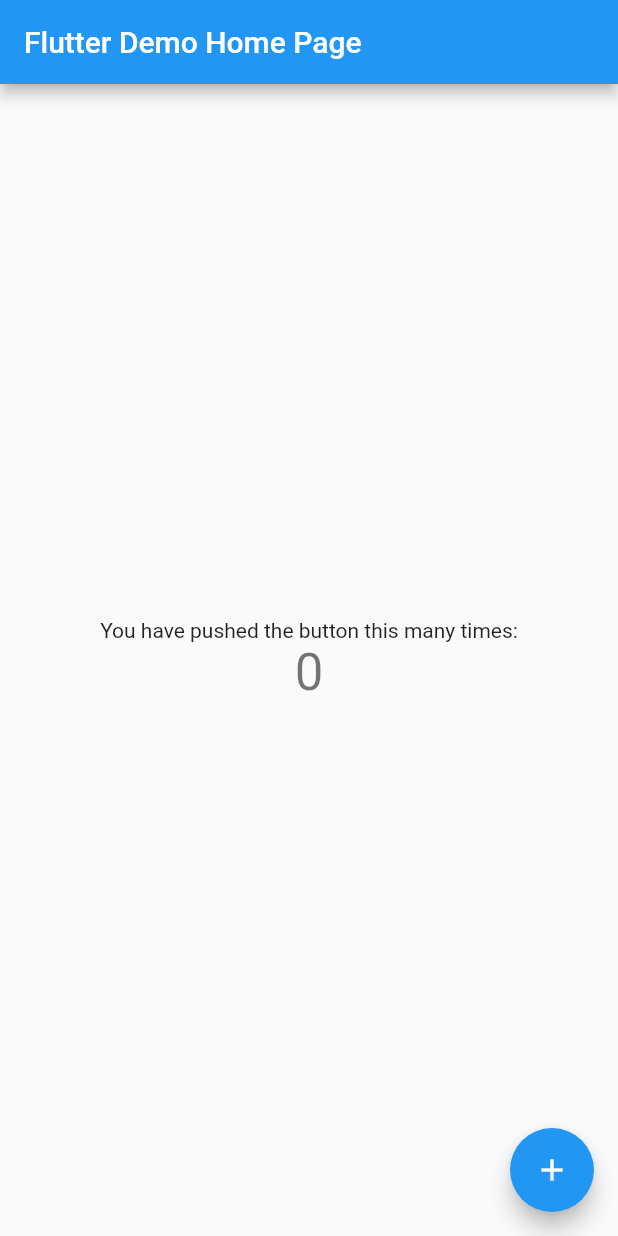
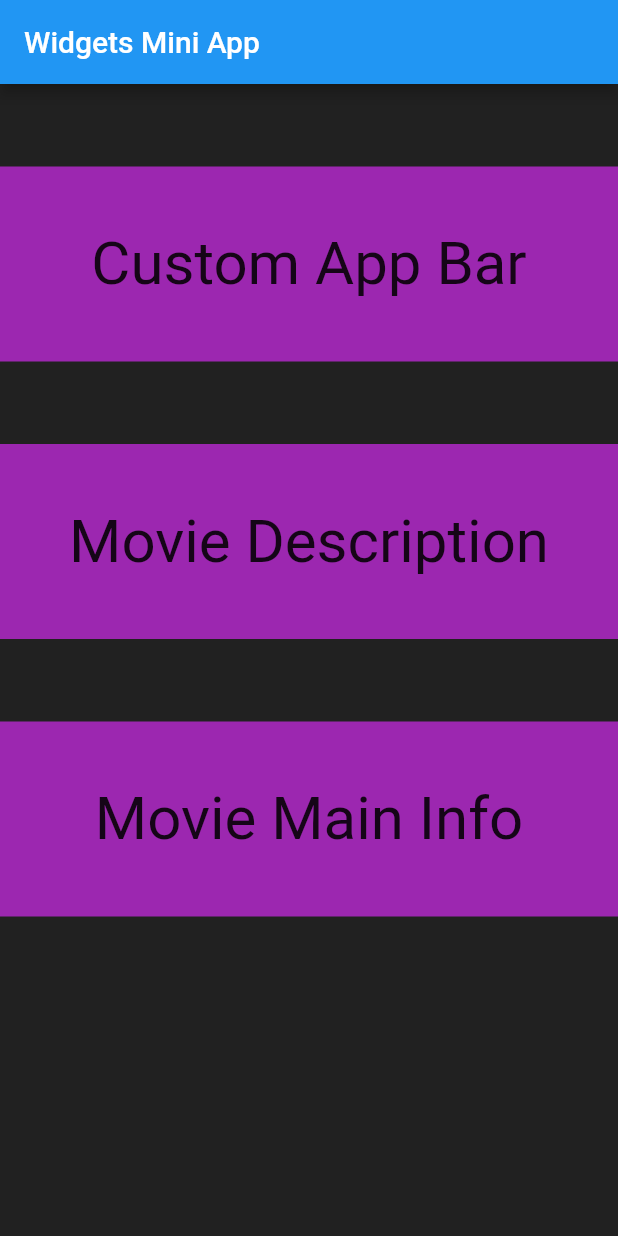
Before and after one commit to Kevin-Guillen/Movies_Widgets, a Flutter app: the screen it shows after launch, on a phone screen of 412 x 824 dp. Run offline on Flutter 3.47's test engine with Material 2 defaults, Android fonts, the phone set to English and light mode, and no system bars.

Commit message:
Widgets mini app

```diff
--- a/example/lib/main.dart
+++ b/example/lib/main.dart
@@ -1,113 +1,8 @@
 import 'package:flutter/material.dart';
+import 'src/app.dart';
 
 void main() {
-  runApp(MyApp());
+  runApp(
+    MyApp(),
+  );
 }
-
-class MyApp extends StatelessWidget {
-  // This widget is the root of your application.
-  @override
-  Widget build(BuildContext context) {
-    return MaterialApp(
-      title: 'Flutter Demo',
-      theme: ThemeData(
-        // This is the theme of your application.
-        //
-        // Try running your application with "flutter run". You'll see the
-        // application has a blue toolbar. Then, without quitting the app, try
-        // changing the primarySwatch below to Colors.green and then invoke
-        // "hot reload" (press "r" in the console where you ran "flutter run",
-        // or simply save your changes to "hot reload" in a Flutter IDE).
-        // Notice that the counter didn't reset back to zero; the application
-        // is not restarted.
-        primarySwatch: Colors.blue,
-      ),
-      home: MyHomePage(title: 'Flutter Demo Home Page'),
-    );
-  }
-}
-
-class MyHomePage extends StatefulWidget {
-  MyHomePage({Key? key, required this.title}) : super(key: key);
-
-  // This widget is the home page of your application. It is stateful, meaning
-  // that it has a State object (defined below) that contains fields that affect
-  // how it looks.
-
-  // This class is the configuration for the state. It holds the values (in this
-  // case the title) provided by the parent (in this case the App widget) and
-  // used by the build method of the State. Fields in a Widget subclass are
-  // always marked "final".
-
-  final String title;
-
-  @override
-  _MyHomePageState createState() => _MyHomePageState();
-}
-
-class _MyHomePageState extends State<MyHomePage> {
-  int _counter = 0;
-
-  void _incrementCounter() {
-    setState(() {
-      // This call to setState tells the Flutter framework that something has
-      // changed in this State, which causes it to rerun the build method below
-      // so that the display can reflect the updated values. If we changed
-      // _counter without calling setState(), then the build method would not be
-      // called again, and so nothing would appear to happen.
-      _counter++;
-    });
-  }
-
-  @override
-  Widget build(BuildContext context) {
-    // This method is rerun every time setState is called, for instance as done
-    // by the _incrementCounter method above.
-    //
-    // The Flutter framework has been optimized to make rerunning build methods
-    // fast, so that you can just rebuild anything that needs updating rather
-    // than having to individually change instances of widgets.
-    return Scaffold(
-      appBar: AppBar(
-        // Here we take the value from the MyHomePage object that was created by
-        // the App.build method, and use it to set our appbar title.
-        title: Text(widget.title),
-      ),
-      body: Center(
-        // Center is a layout widget. It takes a single child and positions it
-        // in the middle of the parent.
-        child: Column(
-          // Column is also a layout widget. It takes a list of children and
-          // arranges them vertically. By default, it sizes itself to fit its
-          // children horizontally, and tries to be as tall as its parent.
-          //
-          // Invoke "debug painting" (press "p" in the console, choose the
-          // "Toggle Debug Paint" action from the Flutter Inspector in Android
-          // Studio, or the "Toggle Debug Paint" command in Visual Studio Code)
-          // to see the wireframe for each widget.
-          //
-          // Column has various properties to control how it sizes itself and
-          // how it positions its children. Here we use mainAxisAlignment to
-          // center the children vertically; the main axis here is the vertical
-          // axis because Columns are vertical (the cross axis would be
-          // horizontal).
-          mainAxisAlignment: MainAxisAlignment.center,
-          children: <Widget>[
-            Text(
-              'You have pushed the button this many times:',
-            ),
-            Text(
-              '$_counter',
-              style: Theme.of(context).textTheme.headline4,
-            ),
-          ],
-        ),
-      ),
-      floatingActionButton: FloatingActionButton(
-        onPressed: _incrementCounter,
-        tooltip: 'Increment',
-        child: Icon(Icons.add),
-      ), // This trailing comma makes auto-formatting nicer for build methods.
-    );
-  }
-}
--- /dev/null
+++ b/example/lib/src/app.dart
@@ -0,0 +1,19 @@
+import 'package:flutter/material.dart';
+import 'resources/routing.dart';
+import 'resources/route_constants.dart';
+
+class MyApp extends StatefulWidget {
+  @override
+  State<StatefulWidget> createState() => _MyAppState();
+}
+
+class _MyAppState extends State<MyApp> {
+  @override
+  Widget build(BuildContext context) {
+    return MaterialApp(
+      debugShowCheckedModeBanner: false,
+      onGenerateRoute: NavigationRoutes.generateRoute,
+      initialRoute: homeRoute,
+    );
+  }
+}
--- /dev/null
+++ b/example/lib/src/models/widget_route.dart
@@ -0,0 +1,6 @@
+class WidgetRoute {
+  String title;
+  String widgetRoute;
+
+  WidgetRoute({required this.title, required this.widgetRoute});
+}
--- /dev/null
+++ b/example/lib/src/resources/route_constants.dart
@@ -0,0 +1,4 @@
+const String homeRoute = '/';
+const String customAppBar = '/customAppBar';
+const String movieDescription = '/movieDescription';
+const String movieMainInfo = '/movieMainInfo';
--- /dev/null
+++ b/example/lib/src/resources/routing.dart
@@ -0,0 +1,87 @@
+import 'package:flutter/material.dart';
+import 'package:movies_widgets/movies_project_widgets.dart';
+import 'route_constants.dart';
+import '../screen/home_page.dart';
+import '../utils/ui_constants.dart';
+
+class NavigationRoutes {
+  static Route<dynamic> generateRoute(RouteSettings settings) {
+    switch (settings.name) {
+      case homeRoute:
+        return MaterialPageRoute(
+          builder: (context) => HomePage(),
+        );
+      case customAppBar:
+        return MaterialPageRoute(
+          builder: (context) => Scaffold(
+            appBar: AppBar(
+              title: Text(
+                UiConstants.customAppBarTitle,
+              ),
+            ),
+            body: Container(
+              color: Colors.black87,
+              child: CustomScrollView(
+                slivers: [
+                  CustomAppBar(
+                    movieImage: UiConstants.defaultMovieImage,
+                  ),
+                ],
+              ),
+            ),
+          ),
+        );
+      case movieDescription:
+        return MaterialPageRoute(
+          builder: (context) => Scaffold(
+            appBar: AppBar(
+              title: Text(
+                UiConstants.movieDescriptionTitle,
+              ),
+            ),
+            body: Container(
+              color: Colors.black87,
+              child: MovieDescription(
+                overView: UiConstants.defaultOverView,
+              ),
+            ),
+          ),
+        );
+      case movieMainInfo:
+        return MaterialPageRoute(
+          builder: (context) => Scaffold(
+            appBar: AppBar(
+              title: Text(
+                UiConstants.movieMainInfoTitle,
+              ),
+            ),
+            body: Container(
+              color: Colors.black87,
+              child: Column(
+                children: [
+                  Container(
+                    child: MovieMainInfo(
+                      movieImage: UiConstants.defaultMovieImage,
+                      title: UiConstants.defaultMovieTitle,
+                      releaseDate: UiConstants.defaultReleaseDate,
+                      voteAverage: UiConstants.defaultVoteAverage,
+                    ),
+                  ),
+                ],
+              ),
+            ),
+          ),
+        );
+      default:
+        return MaterialPageRoute(
+          builder: (context) => Scaffold(
+            body: Center(
+              child: Text(
+                UiConstants.defaultErrorMessage,
+              ),
+            ),
+          ),
+        );
+    }
+  }
+}
--- /dev/null
+++ b/example/lib/src/screen/home_page.dart
@@ -0,0 +1,105 @@
+import 'package:flutter/material.dart';
+import '../models/widget_route.dart';
+import '../resources/route_constants.dart';
+import '../utils/ui_constants.dart';
+
+class HomePage extends StatefulWidget {
+  HomePage({
+    Key? key,
+  }) : super(key: key);
+
+  @override
+  State<StatefulWidget> createState() => _HomePageState();
+}
+
+class _HomePageState extends State<HomePage> {
+  late List<WidgetRoute> _widgetList;
+
+  List<WidgetRoute> _generateRoutes() {
+    List<WidgetRoute> _routeList = [];
+    _routeList.add(
+      WidgetRoute(
+        title: UiConstants.customAppBarTitle,
+        widgetRoute: customAppBar,
+      ),
+    );
+    _routeList.add(
+      WidgetRoute(
+        title: UiConstants.movieDescriptionTitle,
+        widgetRoute: movieDescription,
+      ),
+    );
+    _routeList.add(
+      WidgetRoute(
+        title: UiConstants.movieMainInfoTitle,
+        widgetRoute: movieMainInfo,
+      ),
+    );
+
+    return _routeList;
+  }
+
+  @override
+  void initState() {
+    super.initState();
+    _widgetList = _generateRoutes();
+  }
+
+  @override
+  Widget build(BuildContext context) {
+    return Scaffold(
+      appBar: AppBar(
+        title: Column(
+          mainAxisAlignment: MainAxisAlignment.center,
+          children: [
+            Text(
+              UiConstants.appBarTitle,
+            ),
+          ],
+        ),
+      ),
+      body: Container(
+        color: Colors.black87,
+        alignment: Alignment.center,
+        child: ListView.builder(
+          itemCount: _widgetList.length,
+          itemBuilder: (
+            BuildContext context,
+            int index,
+          ) {
+            return InkWell(
+              onTap: () {
+                Navigator.pushNamed(
+                  context,
+                  _widgetList[index].widgetRoute,
+                );
+              },
+              child: Padding(
+                padding: const EdgeInsets.only(
+                  top: UiConstants.containerTopPadding,
+                ),
+                child: Container(
+                  height: UiConstants.containerHeight,
+                  color: Colors.purple,
+                  child: Center(
+                    child: Column(
+                      mainAxisAlignment: MainAxisAlignment.center,
+                      children: [
+                        Text(
+                          _widgetList[index].title,
+                          style: TextStyle(
+                            fontSize: UiConstants.containerTitleFontSize,
+                          ),
+                        ),
+                      ],
+                    ),
+                  ),
+                ),
+              ),
+            );
+          },
+        ),
+      ),
+    );
+  }
+}
--- /dev/null
+++ b/example/lib/src/utils/ui_constants.dart
@@ -0,0 +1,22 @@
+class UiConstants {
+  //routing
+  static const String defaultMovieImage =
+      'https://www.themoviedb.org/t/p/w1280/qa6HCwP4Z15l3hpsASz3auugEW6.jpg';
+  static const String customAppBarTitle = 'Custom App Bar';
+  static const String movieDescriptionTitle = 'Movie Description';
+  static const String movieMainInfoTitle = 'Movie Main Info';
+  static const String defaultOverView =
+      'Lightning McQueen, a hotshot rookie race car driven to succeed, discovers that life is about the journey, not the finish line, when he finds himself unexpectedly detoured in the sleepy Route 66 town of Radiator Springs. '
+      'On route across the country to the big Piston Cup Championship in California to compete against two seasoned pros, McQueen gets to know the towns offbeat characters.';
+
+  static const String defaultMovieTitle = 'Cars';
+  static const String defaultReleaseDate = '26/06/08';
+  static const String defaultVoteAverage = '6.8';
+  static const String defaultErrorMessage = 'Failed at loading widget';
+
+  //home_screen
+  static const String appBarTitle = 'Widgets Mini App';
+  static const double containerTopPadding = 55.0;
+  static const double containerHeight = 130.0;
+  static const double containerTitleFontSize = 40.0;
+}
--- a/example/pubspec.yaml
+++ b/example/pubspec.yaml
@@ -23,6 +23,8 @@ environment:
 dependencies:
   flutter:
     sdk: flutter
+  movies_widgets:
+    path: ../
 
 
   # The following adds the Cupertino Icons font to your application.
```
Also changed, not shown: example/pubspec.lock, 1 other file.
